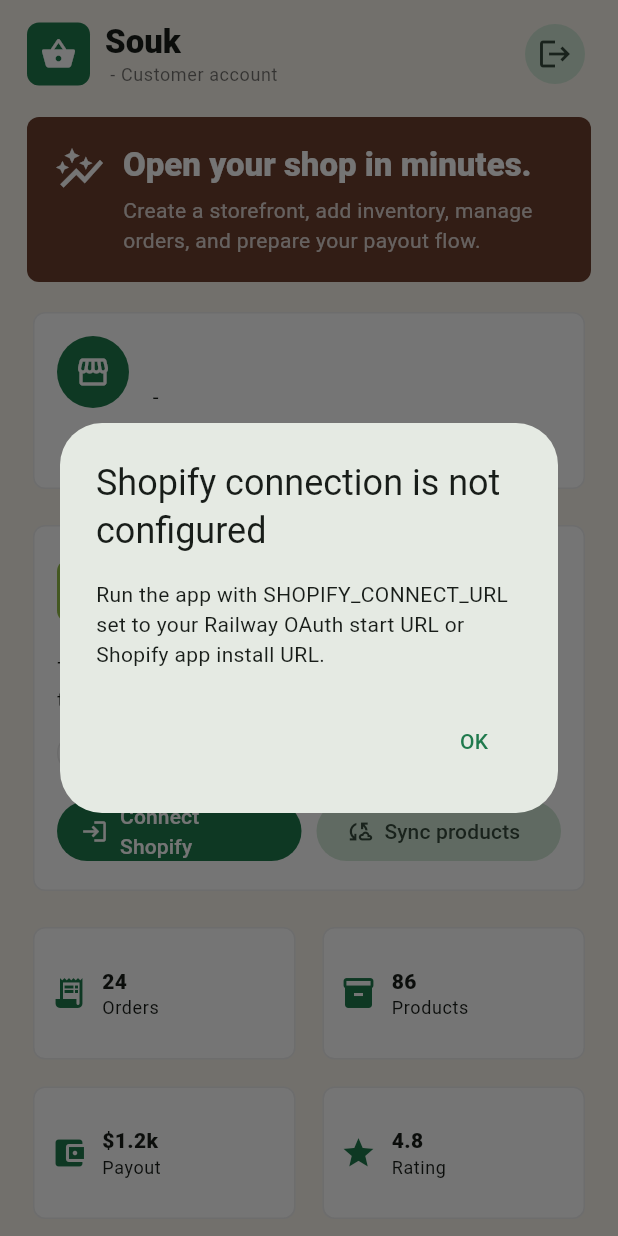
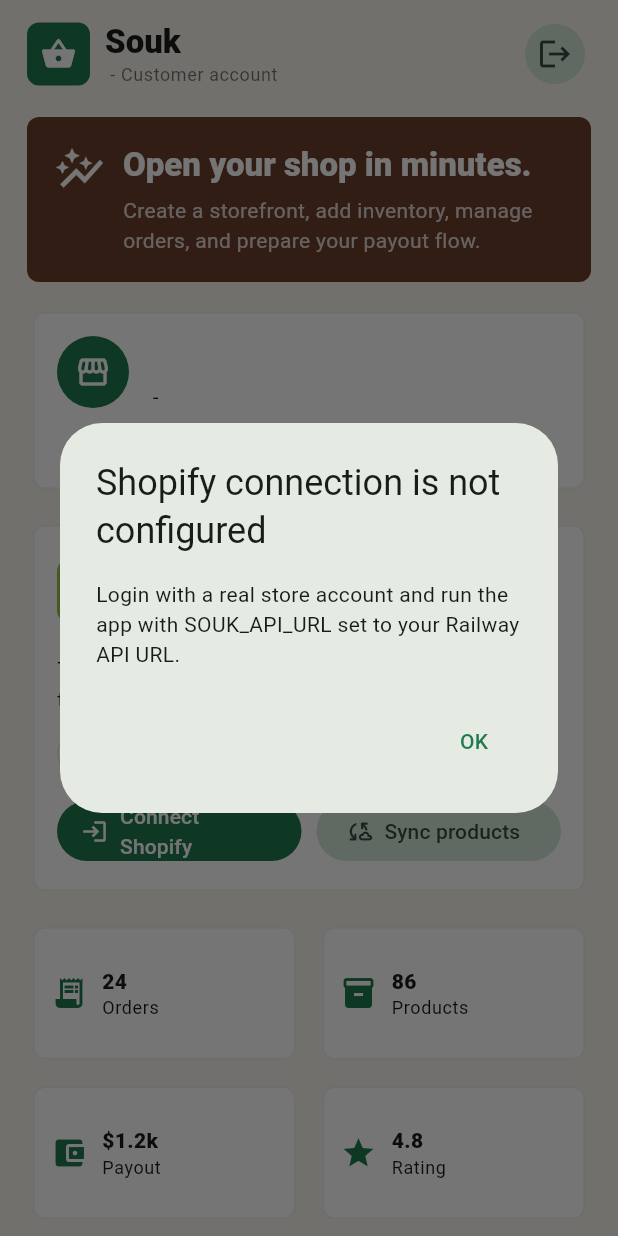
Before and after one commit to chrisccostantine/souk_app, a Flutter app: the SellerAppShell screen opened directly with empty values, after a tap on "Connect Shopify", on a phone screen of 412 x 824 dp. Run offline on Flutter 3.47's test engine with Material 3 defaults, Android fonts, the light colour scheme and no system bars.

Commit message:
Use backend Shopify OAuth URL

```diff
--- a/lib/main.dart
+++ b/lib/main.dart
@@ -6,7 +6,6 @@
 void main() => runApp(const SoukApp());
 
 const soukApiUrl = String.fromEnvironment('SOUK_API_URL');
-const shopifyConnectUrl = String.fromEnvironment('SHOPIFY_CONNECT_URL');
 
 class SoukApp extends StatelessWidget {
   const SoukApp({super.key});
@@ -229,6 +228,7 @@
       store: shop == null
           ? null
           : ShopDraft(
+              id: shop['id']?.toString(),
               name: shop['name']?.toString() ?? 'My Souk Store',
               category: shop['category']?.toString() ?? 'Store',
               city: shop['city']?.toString() ?? 'Beirut',
@@ -983,14 +983,15 @@
   }
 
   Future<void> _connectShopify() async {
-    if (shopifyConnectUrl.isEmpty) {
+    final shopId = widget.session.store?.id;
+    if (soukApiUrl.isEmpty || shopId == null) {
       await showDialog<void>(
         context: context,
         builder: (context) {
           return AlertDialog(
             title: const Text('Shopify connection is not configured'),
             content: const Text(
-              'Run the app with SHOPIFY_CONNECT_URL set to your Railway OAuth start URL or Shopify app install URL.',
+              'Login with a real store account and run the app with SOUK_API_URL set to your Railway API URL.',
             ),
             actions: [
               TextButton(
@@ -1004,8 +1005,11 @@
       return;
     }
 
+    try {
+      final api = SoukApi(baseUrl: soukApiUrl);
+      final installUrl = await api.startShopifyOAuth({'shopId': shopId});
       final launched = await launchUrl(
-      Uri.parse(shopifyConnectUrl),
+        Uri.parse(installUrl),
         mode: LaunchMode.externalApplication,
       );
       if (!mounted) {
@@ -1015,6 +1019,23 @@
         ScaffoldMessenger.of(context).showSnackBar(
           const SnackBar(
             content: Text('Could not open Shopify'),
+            behavior: SnackBarBehavior.floating,
+          ),
+        );
+        return;
+      }
+    } on SoukApiException catch (error) {
+      ScaffoldMessenger.of(context).showSnackBar(
+        SnackBar(
+          content: Text(error.message),
+          behavior: SnackBarBehavior.floating,
+        ),
+      );
+      return;
+    } catch (error) {
+      ScaffoldMessenger.of(context).showSnackBar(
+        SnackBar(
+          content: Text('Could not start Shopify connection: $error'),
           behavior: SnackBarBehavior.floating,
         ),
       );
@@ -2518,12 +2539,14 @@
 
 class ShopDraft {
   const ShopDraft({
+    this.id,
     required this.name,
     required this.category,
     required this.city,
     required this.hasDelivery,
   });
 
+  final String? id;
   final String name;
   final String category;
   final String city;
```
Also changed, not shown: 2 other files. Lines whose indentation alone changed are shown as unchanged.
